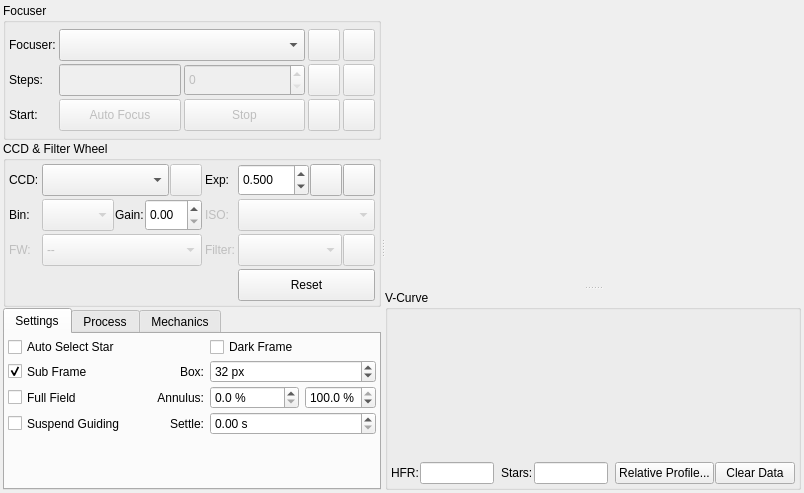
Old version of the form kstars/ekos/focus/focus.ui in the repository KDE/kstars.
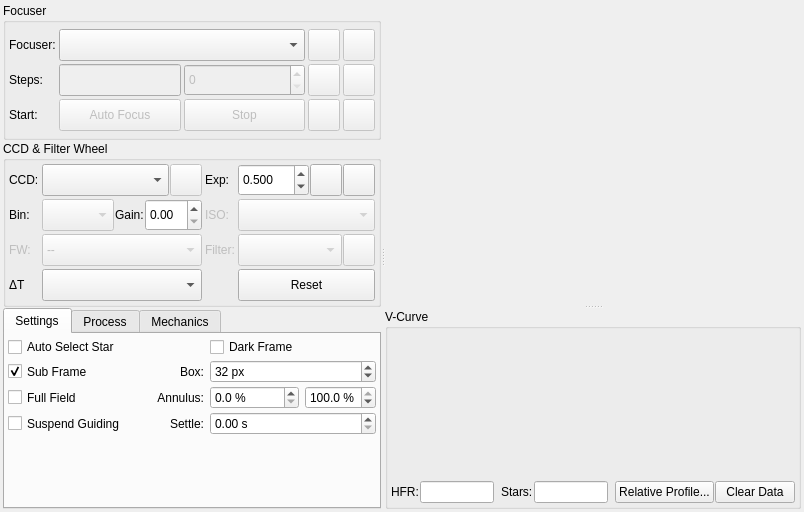
New version of the form. Icons and pictures are not drawn. Custom widgets are drawn as their Qt base class.

Commit message: Make user select explicit temperature source for focus instead of assuming which source to use

```diff
--- a/kstars/ekos/focus/focus.ui
+++ b/kstars/ekos/focus/focus.ui
@@ -7,7 +7,7 @@
     <x>0</x>
     <y>0</y>
     <width>804</width>
-    <height>493</height>
+    <height>512</height>
    </rect>
   </property>
   <layout class="QVBoxLayout" name="verticalLayout">
@@ -765,6 +765,29 @@
             </item>
            </layout>
           </item>
+          <item row="3" column="0">
+           <widget class="QLabel" name="temperatureSourceLabel">
+            <property name="toolTip">
+             <string>Focuser temperature source</string>
+            </property>
+            <property name="text">
+             <string>ΔT</string>
+            </property>
+           </widget>
+          </item>
+          <item row="3" column="1">
+           <widget class="QComboBox" name="temperatureSourceCombo">
+            <property name="minimumSize">
+             <size>
+              <width>0</width>
+              <height>32</height>
+             </size>
+            </property>
+            <property name="toolTip">
+             <string>Select focuser temperature source</string>
+            </property>
+           </widget>
+          </item>
          </layout>
         </widget>
        </item>
```
The commit also changes 4 other files.
